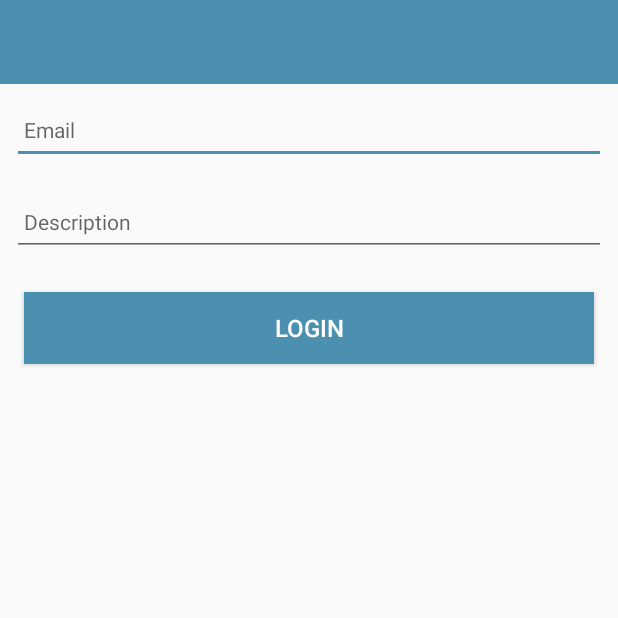
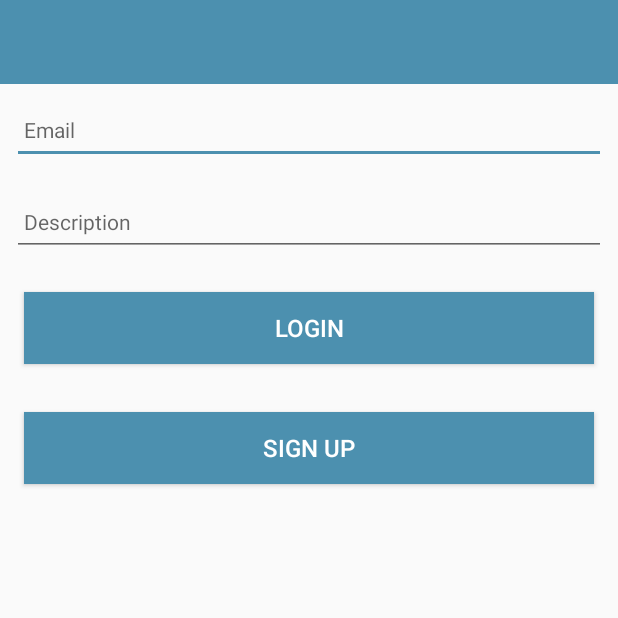
Before and after one commit to markmurphydunhill/ArchaeologicalFieldwork-Part2, an Android app: the LoginActivity screen opened directly, with no data from a screen before it, after a tap on "LOGIN", on a phone screen of 412 x 824 dp, the top half of it. Run offline under Robolectric (Android 15) with nearby library versions, the phone set to English and light mode, and no system bars; 2 statements that could not run were skipped.

Commit message:
SignUp & Login

```diff
--- a/app/src/main/java/org/wit/fieldwork/activities/LoginActivity.kt
+++ b/app/src/main/java/org/wit/fieldwork/activities/LoginActivity.kt
@@ -18,7 +18,6 @@ class LoginActivity : AppCompatActivity(), AnkoLogger {
 
     lateinit var app: MainApp
     var user = UserModel()
-  //  var homer = ("homer", "secret")
 
     override fun onCreate(savedInstanceState: Bundle?) {
         super.onCreate(savedInstanceState)
@@ -26,34 +25,39 @@ class LoginActivity : AppCompatActivity(), AnkoLogger {
         setContentView(R.layout.activity_login)
         info("Placemark Activity started..")
         app = application as MainApp
-        user.email = "homer"
-        user.password = "secret"
-        app.users.createUser(user.copy())
 
-
-        btnLogin.setOnClickListener() {
-            info("Login Button Pressed")
-            startActivityForResult<FieldworkListActivity>(0)
-
-
-
-
-          /*  user.email = email.text.toString()
+        btnSignUp.setOnClickListener() {
+            info("SignUp Button Pressed")
+            user.email = email.text.toString()
             user.password = password.text.toString()
 
             if (user.email.isEmpty()) {
-                toast(R.string.enter_fieldwork_title)
+                toast(R.string.enter_email)
             } else {
 
-                    app.fieldworks.login(user.copy())
+                app.users.createUser(user.copy())
+                startActivityForResult<FieldworkListActivity>(0)
 
-
-
-            // info("add Button Pressed: $fieldmarkTitle")
-            //setResult(AppCompatActivity.RESULT_OK)
-            //finish()
-        }*/
+            finish()
+        }
 
         }
+
+       btnLogin.setOnClickListener() {
+           info("SignUp Button Pressed")
+           user.email = email.text.toString()
+           user.password = password.text.toString()
+
+           val userList = app.users.findAllUsers() as ArrayList<UserModel>
+
+           var foundUser: UserModel? = userList.find { p -> p.email == user.email }
+           if (foundUser != null && foundUser.password == user.password) {
+               startActivityForResult<FieldworkListActivity>(0)
+               info(user)
+               finish()
+           } else {
+               toast(R.string.enter_valid_user)
+           }
+       }
     }
 }
--- a/app/src/main/java/org/wit/fieldwork/activities/SplashActivity.kt
+++ b/app/src/main/java/org/wit/fieldwork/activities/SplashActivity.kt
@@ -5,6 +5,7 @@ import android.os.Bundle
 import android.os.Handler
 import com.google.android.material.snackbar.Snackbar
 import androidx.appcompat.app.AppCompatActivity
+import kotlinx.android.synthetic.main.activity_fieldwork_list.*
 import org.wit.fieldwork.R
 
 import kotlinx.android.synthetic.main.activity_splash.*
@@ -15,7 +16,7 @@ import java.lang.Exception
 
 class SplashActivity : AppCompatActivity(), AnkoLogger {
     lateinit var app: MainApp
-    private val splashTime = 3000
+    private val splashTime = 6000
 
     override fun onCreate(savedInstanceState: Bundle?) {
         super.onCreate(savedInstanceState)
--- a/app/src/main/java/org/wit/fieldwork/models/FieldworkModel.kt
+++ b/app/src/main/java/org/wit/fieldwork/models/FieldworkModel.kt
@@ -16,7 +16,3 @@ data class FieldworkModel(  var id: Long = 0,
 data class Location(var lat: Double = 0.0,
                     var lng: Double = 0.0,
                     var zoom: Float = 0f) : Parcelable
-/*
-@Parcelize
-data class UserModel(var email: String = "",
-                var password: String = "") : Parcelable*/
--- a/app/src/main/res/layout/activity_login.xml
+++ b/app/src/main/res/layout/activity_login.xml
@@ -81,6 +81,18 @@
                     android:textColor="@color/colorPrimary"
                     android:textSize="16sp"/>
 
+                <Button
+                    android:id="@+id/btnSignUp"
+                    android:layout_width="match_parent"
+                    android:layout_height="wrap_content"
+                    android:layout_margin="16dp"
+                    android:background="@color/colorAccent"
+                    android:paddingBottom="8dp"
+                    android:paddingTop="8dp"
+                    android:text="@string/button_signUp"
+                    android:textColor="@color/colorPrimary"
+                    android:textSize="16sp"/>
+
 
 
             </LinearLayout>
--- a/app/src/main/res/values/strings.xml
+++ b/app/src/main/res/values/strings.xml
@@ -19,6 +19,9 @@
     <string name="hint_email">Fieldwork Title</string>
     <string name="hint_password">Description </string>
     <string name="button_login">Login</string>
+    <string name="button_signUp">Sign UP</string>
     <string name="title_activity_splash">SplashActivity</string>
+    <string name="enter_email">Please enter Your Email</string>
+    <string name="enter_valid_user">User details are not valid</string>
 
 </resources>
```
Also changed, not shown: app/src/main/res/layout/activity_fieldwork.xml (+10 -0 lines), app/src/main/res/layout/activity_splash.xml (+39 -23 lines), app/src/main/res/drawable/dolmen.PNG (added).
